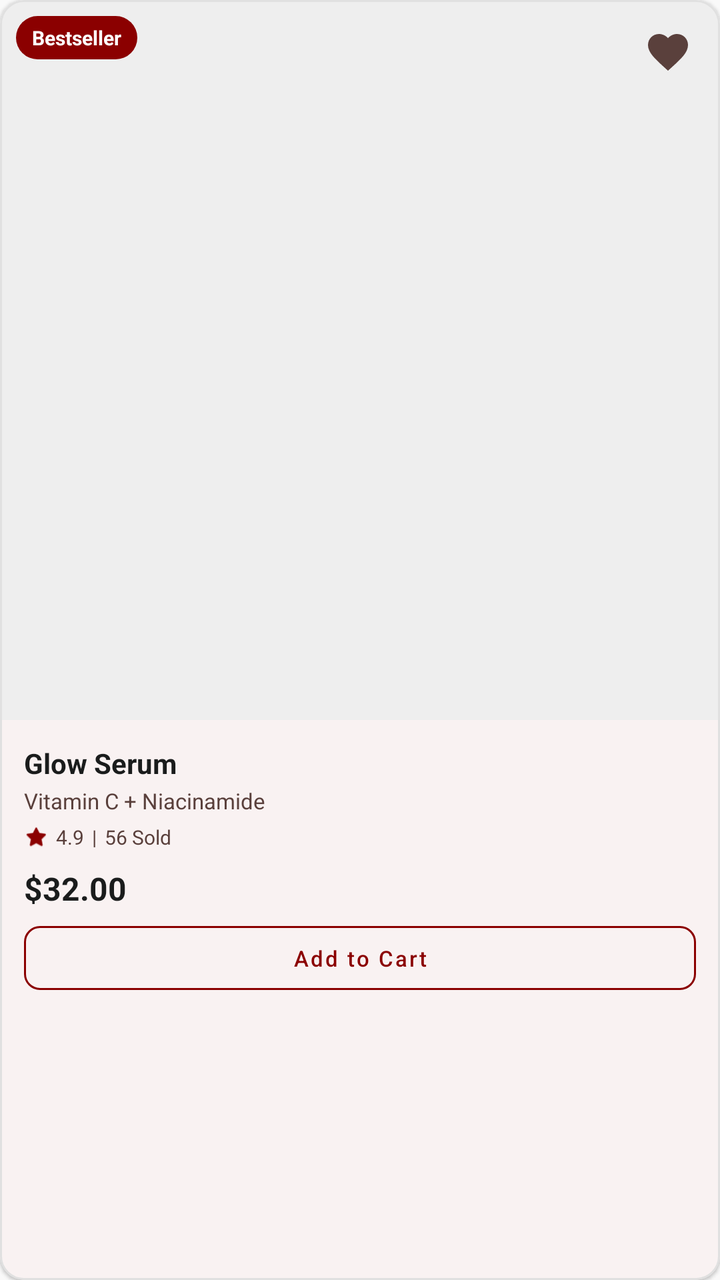
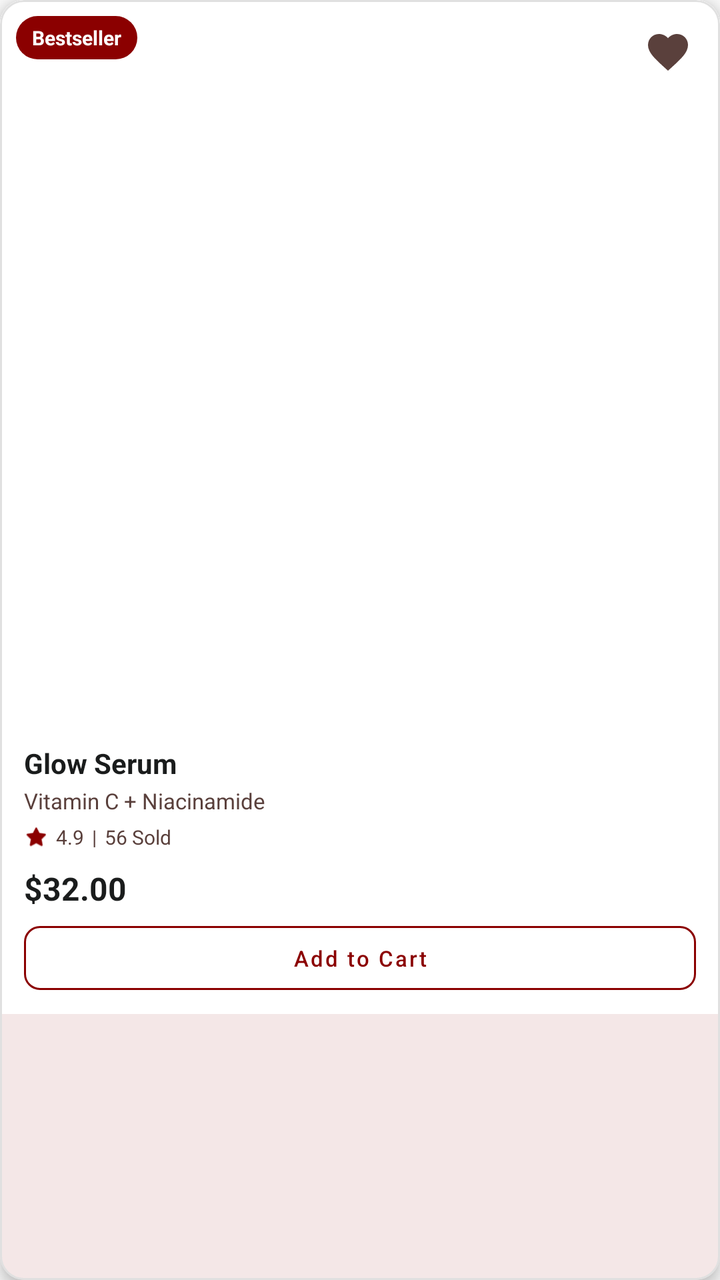

Before-and-after screenshots of an Android layout around one commit, followed by the original layout XML and the change that was made.
<!-- AndroidManifest.xml: application theme Theme.TirTirMCommerce -->
<!-- res/layout/item_product_bestseller.xml -->
<?xml version="1.0" encoding="utf-8"?>
<com.google.android.material.card.MaterialCardView xmlns:android="http://schemas.android.com/apk/res/android"
    xmlns:app="http://schemas.android.com/apk/res-auto"
    android:layout_width="176dp"
    android:layout_height="wrap_content"
    android:layout_marginEnd="16dp"
    android:layout_marginBottom="8dp"
    app:cardCornerRadius="12dp"
    app:cardElevation="1dp"
    app:cardBackgroundColor="@color/tirtir_white"
    app:strokeWidth="1dp"
    app:strokeColor="@color/tirtir_border_gray">

    <androidx.constraintlayout.widget.ConstraintLayout
        android:layout_width="match_parent"
        android:layout_height="wrap_content">

        
        <ImageView
            android:id="@+id/ivProductImage"
            android:layout_width="0dp"
            android:layout_height="0dp"
            app:layout_constraintDimensionRatio="1:1"
            android:scaleType="centerCrop"
            android:background="@color/tirtir_bg_gray"
            app:layout_constraintTop_toTopOf="parent"
            app:layout_constraintStart_toStartOf="parent"
            app:layout_constraintEnd_toEndOf="parent" />

        
        <TextView
            android:id="@+id/tvDiscountBadge"
            android:layout_width="wrap_content"
            android:layout_height="wrap_content"
            android:layout_margin="8dp"
            android:paddingHorizontal="8dp"
            android:paddingVertical="4dp"
            android:text="Bestseller"
            android:textColor="@color/tirtir_white"
            android:textSize="10sp"
            android:textStyle="bold"
            android:background="@drawable/bg_badge_bestseller"
            app:layout_constraintTop_toTopOf="parent"
            app:layout_constraintStart_toStartOf="parent" />

        
        <FrameLayout
            android:id="@+id/soldOutOverlay"
            android:layout_width="0dp"
            android:layout_height="0dp"
            android:background="#99000000"
            android:visibility="gone"
            app:layout_constraintDimensionRatio="1:1"
            app:layout_constraintTop_toTopOf="parent"
            app:layout_constraintStart_toStartOf="parent"
            app:layout_constraintEnd_toEndOf="parent">
            <TextView
                android:id="@+id/tvOutOfStock"
                android:layout_width="wrap_content"
                android:layout_height="wrap_content"
                android:layout_gravity="center"
                android:text="Sold Out"
                android:textColor="@color/tirtir_white"
                android:textSize="13sp"
                android:textStyle="bold"
                android:letterSpacing="0.05"
                android:paddingHorizontal="14dp"
                android:paddingVertical="5dp"
                android:background="#4DFFFFFF" />
        </FrameLayout>

        
        <ImageButton
            android:id="@+id/btnWishlistToggle"
            android:layout_width="36dp"
            android:layout_height="36dp"
            android:layout_margin="8dp"
            android:background="@android:color/transparent"
            android:src="@drawable/ic_wishlist"
            app:tint="@color/tirtir_text_secondary"
            android:scaleType="centerInside"
            app:layout_constraintTop_toTopOf="parent"
            app:layout_constraintEnd_toEndOf="parent" />

        
        <LinearLayout
            android:layout_width="match_parent"
            android:layout_height="wrap_content"
            android:orientation="vertical"
            android:padding="12dp"
            app:layout_constraintTop_toBottomOf="@id/ivProductImage">

            <TextView
                android:id="@+id/tvProductName"
                android:layout_width="match_parent"
                android:layout_height="wrap_content"
                android:text="Glow Serum"
                android:textColor="@color/tirtir_black"
                android:textSize="14sp"
                android:textStyle="bold"
                android:maxLines="1"
                android:ellipsize="end" />

            <TextView
                android:id="@+id/tvProductCategory"
                android:layout_width="match_parent"
                android:layout_height="wrap_content"
                android:layout_marginTop="2dp"
                android:text="Vitamin C + Niacinamide"
                android:textColor="@color/tirtir_text_secondary"
                android:textSize="11sp"
                android:maxLines="1"
                android:ellipsize="end" />

            <LinearLayout
                android:layout_width="match_parent"
                android:layout_height="wrap_content"
                android:orientation="horizontal"
                android:gravity="center_vertical"
                android:layout_marginTop="4dp">

                <ImageView
                    android:layout_width="12dp"
                    android:layout_height="12dp"
                    android:src="@android:drawable/btn_star_big_on"
                    app:tint="@color/tirtir_red_primary" />
                
                <TextView
                    android:id="@+id/tvRatingCount"
                    android:layout_width="wrap_content"
                    android:layout_height="wrap_content"
                    android:layout_marginStart="4dp"
                    android:text="4.9"
                    android:textColor="@color/tirtir_text_secondary"
                    android:textSize="10sp" />

                <TextView
                    android:layout_width="wrap_content"
                    android:layout_height="wrap_content"
                    android:layout_marginStart="4dp"
                    android:layout_marginEnd="4dp"
                    android:text="|"
                    android:textColor="@color/tirtir_text_secondary"
                    android:textSize="10sp" />

                <TextView
                    android:id="@+id/tvSoldCount"
                    android:layout_width="wrap_content"
                    android:layout_height="wrap_content"
                    android:text="56 Sold"
                    android:textColor="@color/tirtir_text_secondary"
                    android:textSize="10sp" />
            </LinearLayout>

            <LinearLayout
                android:layout_width="match_parent"
                android:layout_height="wrap_content"
                android:orientation="vertical"
                android:layout_marginTop="8dp">

                <TextView
                    android:id="@+id/tvOriginalPrice"
                    android:layout_width="wrap_content"
                    android:layout_height="wrap_content"
                    android:text="$35.00"
                    android:textColor="@color/tirtir_text_secondary"
                    android:textSize="10sp"
                    android:visibility="gone" />

                <TextView
                    android:id="@+id/tvProductPrice"
                    android:layout_width="wrap_content"
                    android:layout_height="wrap_content"
                    android:text="$32.00"
                    android:textColor="@color/tirtir_black"
                    android:textSize="16sp"
                    android:textStyle="bold" />
            </LinearLayout>

            <com.google.android.material.button.MaterialButton
                android:id="@+id/btnQuickAdd"
                android:layout_width="match_parent"
                android:layout_height="32dp"
                android:layout_marginTop="8dp"
                android:insetTop="0dp"
                android:insetBottom="0dp"
                android:text="Add to Cart"
                android:textSize="11sp"
                android:textAllCaps="false"
                style="@style/Widget.MaterialComponents.Button.OutlinedButton"
                app:strokeColor="@color/tirtir_red_primary"
                app:strokeWidth="1dp"
                app:cornerRadius="8dp"
                android:textColor="@color/tirtir_red_primary" />



        </LinearLayout>

    </androidx.constraintlayout.widget.ConstraintLayout>
</com.google.android.material.card.MaterialCardView>
<!-- resources referenced by this layout -->
<resources>
  <color name="tirtir_bg_gray">#EEEEEE</color>
  <color name="tirtir_black">#1A1C1C</color>
  <color name="tirtir_border_gray">#E0E0E0</color>
  <color name="tirtir_red_primary">#8B0000</color>
  <color name="tirtir_text_secondary">#5A403C</color>
  <color name="tirtir_white">#FFFFFF</color>
  <!-- drawable bg_badge_bestseller (drawable) -->
  <?xml version="1.0" encoding="utf-8"?>
  <shape xmlns:android="http://schemas.android.com/apk/res/android">
      <solid android:color="@color/tirtir_red_primary" />
      <corners android:radius="12dp" />
  </shape>
  <!-- drawable ic_wishlist (drawable) -->
  <vector xmlns:android="http://schemas.android.com/apk/res/android"
      android:width="24dp"
      android:height="24dp"
      android:viewportWidth="24.0"
      android:viewportHeight="24.0"
      android:tint="?attr/colorControlNormal">
    <path
        android:fillColor="#FF000000"
        android:pathData="M12,21.35l-1.45,-1.32C5.4,15.36 2,12.28 2,8.5 2,5.42 4.42,3 7.5,3c1.74,0 3.41,0.81 4.5,2.09C13.09,3.81 14.76,3 16.5,3 19.58,3 22,5.42 22,8.5c0,3.78 -3.4,6.86 -8.55,11.54L12,21.35z"/>
  </vector>
  <style name="Theme.TirTirMCommerce" parent="Base.Theme.TirTirMCommerce" />
  <style name="Base.Theme.TirTirMCommerce" parent="Theme.Material3.DayNight.NoActionBar">
          
          <item name="colorPrimary">@color/tirtir_red_primary</item>
          <item name="colorPrimaryDark">@color/tirtir_red_dark</item>
          <item name="colorPrimaryContainer">@color/tirtir_red_surface</item>
  
          
          <item name="colorOnPrimary">@color/tirtir_white</item>
          <item name="colorOnPrimaryContainer">@color/tirtir_red_primary</item>
  
          
          <item name="colorSecondary">@color/tirtir_black</item>
          <item name="colorOnSecondary">@color/tirtir_white</item>
          <item name="colorSecondaryContainer">@color/tirtir_red_surface</item>
          <item name="colorOnSecondaryContainer">@color/tirtir_red_primary</item>
  
          
          <item name="colorSurface">@color/tirtir_white</item>
          <item name="colorOnSurface">@color/tirtir_black</item>
          <item name="colorSurfaceVariant">@color/tirtir_off_white</item>
  
          
          <item name="android:windowBackground">@color/tirtir_off_white</item>
          <item name="android:statusBarColor">@color/tirtir_white</item>
          <item name="android:windowLightStatusBar">true</item>
  
          
          <item name="colorError">@color/tirtir_error</item>
      </style>
  <color name="tirtir_red_dark">#610000</color>
  <color name="tirtir_red_surface">#FFF4F3</color>
  <color name="tirtir_off_white">#F9F9F9</color>
  <color name="tirtir_error">#D32F2F</color>
</resources>

<!-- the commit's change to res/layout/item_product_bestseller.xml (unified diff, before → after) -->
@@ -6,14 +6,16 @@
     android:layout_marginEnd="16dp"
     android:layout_marginBottom="8dp"
     app:cardCornerRadius="12dp"
-    app:cardElevation="1dp"
-    app:cardBackgroundColor="@color/tirtir_white"
+    app:cardElevation="4dp"
+    app:cardBackgroundColor="@android:color/white"
     app:strokeWidth="1dp"
-    app:strokeColor="@color/tirtir_border_gray">
+    app:strokeColor="@color/tirtir_border_gray"
+    app:backgroundTint="@android:color/white">
 
     <androidx.constraintlayout.widget.ConstraintLayout
         android:layout_width="match_parent"
-        android:layout_height="wrap_content">
+        android:layout_height="wrap_content"
+        android:background="@android:color/white">
 
         
         <ImageView
@@ -22,7 +24,7 @@
             android:layout_height="0dp"
             app:layout_constraintDimensionRatio="1:1"
             android:scaleType="centerCrop"
-            android:background="@color/tirtir_bg_gray"
+            android:background="@android:color/white"
             app:layout_constraintTop_toTopOf="parent"
             app:layout_constraintStart_toStartOf="parent"
             app:layout_constraintEnd_toEndOf="parent" />
@@ -88,6 +90,7 @@
             android:layout_height="wrap_content"
             android:orientation="vertical"
             android:padding="12dp"
+            android:background="@android:color/white"
             app:layout_constraintTop_toBottomOf="@id/ivProductImage">
 
             <TextView
<!-- resource entries referenced after the edit -->
@@ -1,6 +1,5 @@
 <!-- resources referenced by this layout -->
 <resources>
-  <color name="tirtir_bg_gray">#EEEEEE</color>
   <color name="tirtir_black">#1A1C1C</color>
   <color name="tirtir_border_gray">#E0E0E0</color>
   <color name="tirtir_red_primary">#8B0000</color>
@@ -28,7 +27,7 @@
           
           <item name="colorPrimary">@color/tirtir_red_primary</item>
           <item name="colorPrimaryDark">@color/tirtir_red_dark</item>
-          <item name="colorPrimaryContainer">@color/tirtir_red_surface</item>
+          <item name="colorPrimaryContainer">#FFFFFF</item>
   
           
           <item name="colorOnPrimary">@color/tirtir_white</item>
@@ -37,7 +36,7 @@
           
           <item name="colorSecondary">@color/tirtir_black</item>
           <item name="colorOnSecondary">@color/tirtir_white</item>
-          <item name="colorSecondaryContainer">@color/tirtir_red_surface</item>
+          <item name="colorSecondaryContainer">#F8F8F8</item>
           <item name="colorOnSecondaryContainer">@color/tirtir_red_primary</item>
   
           
@@ -54,7 +53,6 @@
           <item name="colorError">@color/tirtir_error</item>
       </style>
   <color name="tirtir_red_dark">#610000</color>
-  <color name="tirtir_red_surface">#FFF4F3</color>
   <color name="tirtir_off_white">#F9F9F9</color>
   <color name="tirtir_error">#D32F2F</color>
 </resources>
